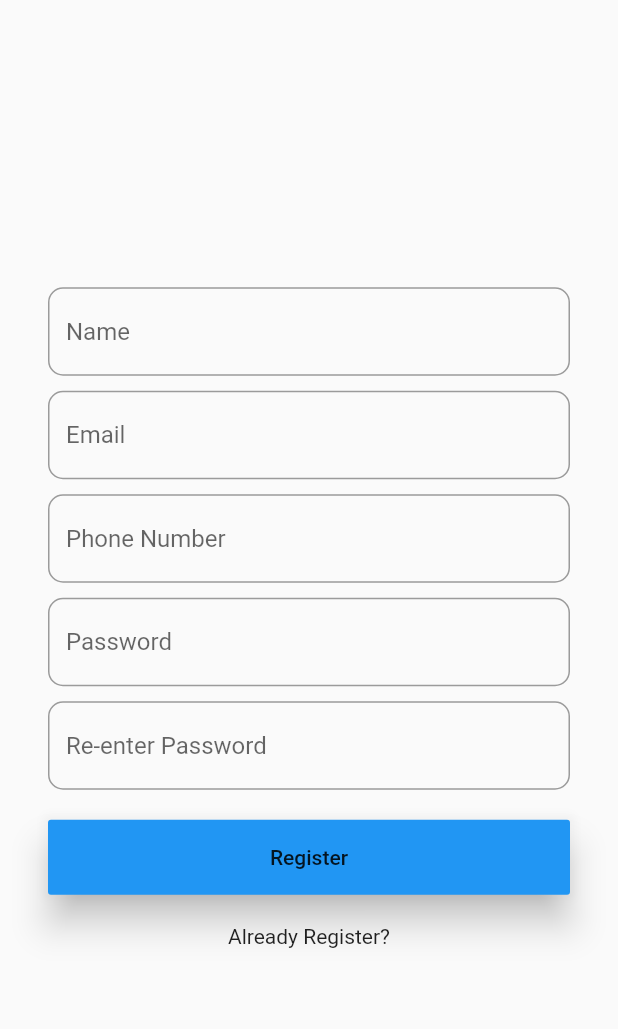
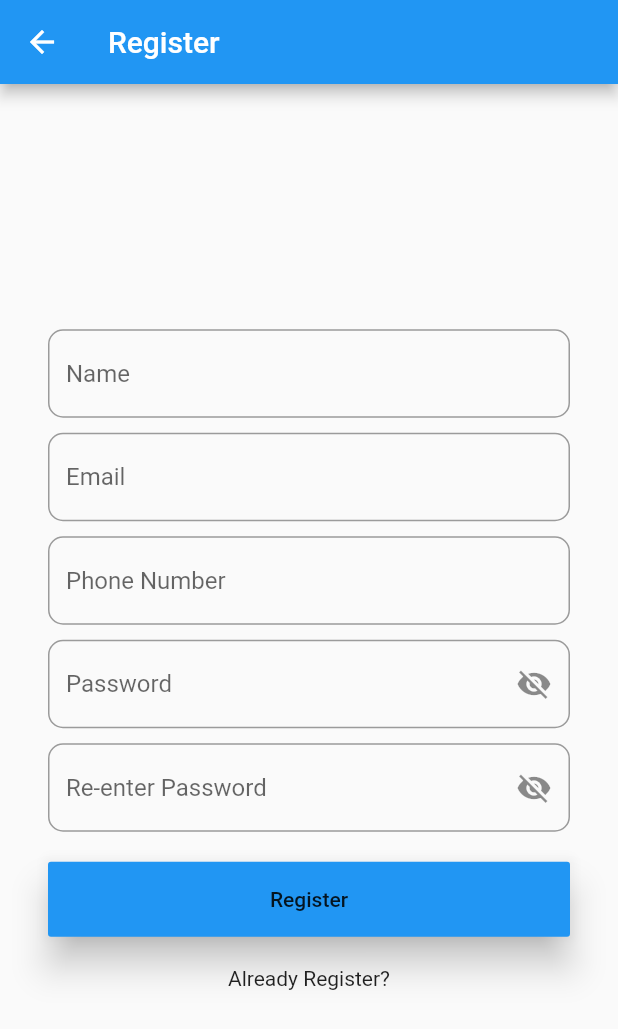
Before and after one commit to PaanAR/MyMemberLink, a Flutter app: the screen it shows after launch, after a tap on "Create New Account?", on a phone screen of 412 x 824 dp. Shown: the top 1029 px of the screen. Run offline on Flutter 3.47's test engine with Material 2 defaults, Android fonts, the phone set to English and light mode, and no system bars; our stand-ins replace shared_preferences.

Commit message:
Login Page part 13 and register part 1 'tambah user view for both login and register'

```diff
--- /dev/null
+++ b/lib/myconfig.dart
@@ -0,0 +1,3 @@
+class MyConfig {
+  static const String servername = "http://10.19.5.209";
+}
--- a/lib/views/login_screen.dart
+++ b/lib/views/login_screen.dart
@@ -1,5 +1,6 @@
 import 'dart:convert'; // Import for JSON encoding and decoding
 import 'package:flutter/material.dart'; // Import Flutter material library for UI components
+import 'package:mymemberlink/myconfig.dart';
 import 'package:mymemberlink/views/register_screen.dart';
 import 'package:shared_preferences/shared_preferences.dart'; // Import for storing data locally
 import 'package:http/http.dart' as http; // Import for handling HTTP requests
@@ -23,7 +24,7 @@ class _LoginScreenState extends State<LoginScreen> {
 
   // Boolean variable to keep track of "Remember me" checkbox state
   bool rememberme = false;
-
+  bool _isPasswordVisible = false;
   @override
   void initState() {
     // Load saved preferences on widget initialization
@@ -63,14 +64,28 @@ class _LoginScreenState extends State<LoginScreen> {
               TextField(
                 controller:
                     passwordController, // Assign the password controller
-                decoration: const InputDecoration(
+                decoration: InputDecoration(
                   // Outline border with rounded corners
                   border: OutlineInputBorder(
                     borderRadius: BorderRadius.all(Radius.circular(10)),
                   ),
-                  hintText: "Password", // Placeholder text for password
+                  hintText: "Password",
+                  suffixIcon: GestureDetector(
+                    onTap: () {
+                      setState(() {
+                        _isPasswordVisible = !_isPasswordVisible;
+                      });
+                    },
+                    child: Icon(
+                      _isPasswordVisible
+                          ? Icons.visibility
+                          : Icons.visibility_off,
+                    ),
+                  ),
+                  // Placeholder text for password
                 ),
-                obscureText: true, // Hide text input for password
+                obscureText:
+                    !_isPasswordVisible, // Hide text input for password
               ),
 
               // Row widget to place "Remember me" text and checkbox horizontally
@@ -169,7 +184,8 @@ class _LoginScreenState extends State<LoginScreen> {
       return; // Exit the function if fields are empty
     }
     // Send HTTP POST request to login API
-    http.post(Uri.parse("http://10.19.5.209/mymemberlink/api/login_user.php"),
+    http.post(
+        Uri.parse("${MyConfig.servername}/mymemberlink/api/login_user.php"),
         body: {"email": email, "password": password}).then((response) {
       print("masuk");
       print(response.statusCode);
--- a/lib/views/register_screen.dart
+++ b/lib/views/register_screen.dart
@@ -1,9 +1,8 @@
 import 'dart:convert';
 import 'package:flutter/material.dart';
+import 'package:mymemberlink/myconfig.dart';
 import 'package:mymemberlink/views/login_screen.dart';
-import 'package:shared_preferences/shared_preferences.dart'; // Import for storing data locally
 import 'package:http/http.dart' as http;
-import 'package:flutter/services.dart';
 
 class RegisterScreen extends StatefulWidget {
   const RegisterScreen({super.key});
@@ -13,108 +12,124 @@ class RegisterScreen extends StatefulWidget {
 }
 
 class _RegisterScreenState extends State<RegisterScreen> {
-  // Controller for the email input field
+  // Controllers for the input fields
   TextEditingController nameController = TextEditingController();
   TextEditingController emailController = TextEditingController();
   TextEditingController phoneNumController = TextEditingController();
-  // Controller for the password input field
   TextEditingController passwordController = TextEditingController();
   TextEditingController password2Controller = TextEditingController();
+  final _formKey = GlobalKey<FormState>();
+
+  bool _isPasswordVisible = false; // Visibility state for password 1
+  bool _isPassword2Visible = false; // Visibility state for password 2
 
   @override
   Widget build(BuildContext context) {
     return Scaffold(
-      // Center the content within the Scaffold
+      appBar: AppBar(title: const Text("Register")),
       body: Center(
-        // Add padding around the content
         child: Padding(
           padding: const EdgeInsets.all(32.0),
-          // Create a column layout for the child widgets
+          child: Form(
+            key: _formKey,
             child: Column(
               mainAxisAlignment: MainAxisAlignment.center,
               children: [
-              // Text field for email input
                 TextField(
-                controller: nameController, // Assign the email controller
-                keyboardType: TextInputType.text, // Set keyboard type for email
+                  controller: nameController,
+                  keyboardType: TextInputType.text,
                   decoration: const InputDecoration(
-                  // Outline border with rounded corners
                     border: OutlineInputBorder(
                       borderRadius: BorderRadius.all(Radius.circular(10)),
                     ),
-                  hintText: "Name", // Placeholder text for email
+                    hintText: "Name",
                   ),
                 ),
                 const SizedBox(height: 10),
                 TextField(
-                controller: emailController, // Assign the email controller
-                keyboardType:
-                    TextInputType.emailAddress, // Set keyboard type for email
+                  controller: emailController,
+                  keyboardType: TextInputType.emailAddress,
                   decoration: const InputDecoration(
-                  // Outline border with rounded corners
                     border: OutlineInputBorder(
                       borderRadius: BorderRadius.all(Radius.circular(10)),
                     ),
-                  hintText: "Email", // Placeholder text for email
-                ),
-              ),
-              const SizedBox(height: 10), // SizedBox widget to create spacing
-              // Text field for password input
-              TextField(
-                controller: phoneNumController, // Assign the email controller
-                keyboardType:
-                    TextInputType.phone, // Set keyboard type for email
-                decoration: const InputDecoration(
-                  // Outline border with rounded corners
-                  border: OutlineInputBorder(
-                    borderRadius: BorderRadius.all(Radius.circular(10)),
-                  ),
-                  hintText: "Phone Number", // Placeholder text for email
+                    hintText: "Email",
                   ),
                 ),
                 const SizedBox(height: 10),
                 TextField(
-                controller:
-                    passwordController, // Assign the password controller
+                  controller: phoneNumController,
+                  keyboardType: TextInputType.phone,
                   decoration: const InputDecoration(
-                  // Outline border with rounded corners
                     border: OutlineInputBorder(
                       borderRadius: BorderRadius.all(Radius.circular(10)),
                     ),
-                  hintText: "Password", // Placeholder text for password
+                    hintText: "Phone Number",
                   ),
-                obscureText: true,
-                // Hide text input for password
+                ),
+                const SizedBox(height: 10),
+
+                // Password field with eye icon toggle
+                TextField(
+                  controller: passwordController,
+                  decoration: InputDecoration(
+                    border: const OutlineInputBorder(
+                      borderRadius: BorderRadius.all(Radius.circular(10)),
+                    ),
+                    hintText: "Password",
+                    suffixIcon: GestureDetector(
+                      onTap: () {
+                        setState(() {
+                          _isPasswordVisible = !_isPasswordVisible;
+                        });
+                      },
+                      child: Icon(
+                        _isPasswordVisible
+                            ? Icons.visibility
+                            : Icons.visibility_off,
+                      ),
+                    ),
+                  ),
+                  obscureText: !_isPasswordVisible,
                 ),
 
                 const SizedBox(height: 10),
+
+                // Confirm Password field with eye icon toggle
                 TextField(
-                controller:
-                    password2Controller, // Assign the password controller
-                decoration: const InputDecoration(
-                  // Outline border with rounded corners
-                  border: OutlineInputBorder(
+                  controller: password2Controller,
+                  decoration: InputDecoration(
+                    border: const OutlineInputBorder(
                       borderRadius: BorderRadius.all(Radius.circular(10)),
                     ),
-                  hintText:
-                      "Re-enter Password", // Placeholder text for password
+                    hintText: "Re-enter Password",
+                    suffixIcon: GestureDetector(
+                      onTap: () {
+                        setState(() {
+                          _isPassword2Visible = !_isPassword2Visible;
+                        });
+                      },
+                      child: Icon(
+                        _isPassword2Visible
+                            ? Icons.visibility
+                            : Icons.visibility_off,
                       ),
-                obscureText: true,
                     ),
+                  ),
+                  obscureText: !_isPassword2Visible,
+                ),
+
                 const SizedBox(height: 20),
 
-              // Row widget to place "Remember me" text and checkbox horizontally
+                MaterialButton(
+                  elevation: 10,
+                  onPressed: _registerUserDialog,
+                  minWidth: 400,
+                  height: 50,
+                  color: Colors.blue,
+                  child: const Text("Register"),
+                ),
 
-              // Button to trigger the login function
-              MaterialButton(
-                elevation: 10, // Button elevation for shadow effect
-                onPressed:
-                    onRegisterDialog, // Login function called when pressed
-                minWidth: 400, // Set minimum width for button
-                height: 50, // Set height for button
-                color: Colors.blue, // Button color
-                child: const Text("Register"), // Button label text
-              ),
                 const SizedBox(height: 20),
                 GestureDetector(
                   onTap: () {
@@ -123,10 +138,10 @@ class _RegisterScreenState extends State<RegisterScreen> {
                         MaterialPageRoute(
                             builder: (context) => const LoginScreen()));
                   },
-                child: const Text(
-                    "Already Register?"), // Text to indicate forgot password option
+                  child: const Text("Already Register?"),
                 ),
               ],
+            ),
           ),
         ),
       ),
@@ -138,102 +153,85 @@ class _RegisterScreenState extends State<RegisterScreen> {
     RegExp regex = RegExp(pattern);
     if (value.isEmpty) {
       return 'Please enter password';
-    } else {
-      if (!regex.hasMatch(value)) {
+    } else if (!regex.hasMatch(value)) {
       return 'Enter valid password';
     } else {
       return null;
     }
   }
+
+  void _registerUserDialog() {
+    String pass1 = passwordController.text;
+    String pass2 = password2Controller.text;
+
+    // Check if passwords match
+    if (pass1 != pass2) {
+      ScaffoldMessenger.of(context).showSnackBar(const SnackBar(
+        content: Text("Passwords do not match!"),
+        backgroundColor: Colors.red,
+        duration: Duration(seconds: 1),
+      ));
+      return;
     }
 
-  void onRegisterDialog() {
-    // Retrieve the text from email and password controllers
-    String email = emailController.text;
-    String password = passwordController.text;
+    if (!_formKey.currentState!.validate()) {
+      return;
+    }
 
-    // Check if either email or password is empty
-    if (email.isEmpty || password.isEmpty) {
-      // Show a SnackBar message if email or password is missing
-      ScaffoldMessenger.of(context).showSnackBar(
-        const SnackBar(content: Text("Please enter email and password")),
-      );
-      return; // Exit the function if fields are empty
-    }
     showDialog(
       context: context,
       builder: (BuildContext context) {
         return AlertDialog(
           shape: const RoundedRectangleBorder(
               borderRadius: BorderRadius.all(Radius.circular(20.0))),
-          title: const Text(
-            "Register new account?",
-            style: TextStyle(),
-          ),
+          title: const Text("Register new account?", style: TextStyle()),
           content: const Text("Are you sure?", style: TextStyle()),
           actions: <Widget>[
             TextButton(
-              child: const Text(
-                "Yes",
-                style: TextStyle(),
-              ),
+              child: const Text("Yes", style: TextStyle()),
               onPressed: () {
-                userRegistration();
                 Navigator.of(context).pop();
+                _registerUser();
               },
             ),
             TextButton(
-              child: const Text(
-                "No",
-                style: TextStyle(),
-              ),
+              child: const Text("No", style: TextStyle()),
               onPressed: () {
                 Navigator.of(context).pop();
-                // ScaffoldMessenger.of(context).showSnackBar(const SnackBar(
-                //   content: Text("Registration Canceled"),
-                //   backgroundColor: Colors.red,
-                // ));
               },
             ),
           ],
         );
       },
     );
-    // Send HTTP POST request to login API
   }
 
-  void userRegistration() {
-    // Retrieve the text from email and password controllers
+  void _registerUser() {
+    String name = nameController.text;
     String email = emailController.text;
+    String phoneNum = phoneNumController.text;
     String password = passwordController.text;
 
-    // Check if either email or password is empty
-    if (email.isEmpty || password.isEmpty) {
-      // Show a SnackBar message if email or password is missing
-      ScaffoldMessenger.of(context).showSnackBar(
-        const SnackBar(content: Text("Please enter email and password")),
-      );
-      return; // Exit the function if fields are empty
-    }
-    // Send HTTP POST request to login API
-    http.post(Uri.parse("http://10.19.5.209/mymemberlink/api/login_user.php"),
-        body: {"email": email, "password": password}).then((response) {
-      print("masuk");
-      print(response.statusCode);
-      print(response.body);
+    http.post(
+        Uri.parse("${MyConfig.servername}/mymemberlink/api/register_user.php"),
+        body: {
+          "name": name,
+          "email": email,
+          "phoneNum": phoneNum,
+          "password": password
+        }).then((response) {
       if (response.statusCode == 200) {
         var data = jsonDecode(response.body);
         if (data['status'] == "success") {
-          // User user = User.fromJson(data['data']);
           ScaffoldMessenger.of(context).showSnackBar(const SnackBar(
-            content: Text("Login Success"),
-            backgroundColor: Color.fromARGB(255, 12, 12, 12),
+            content: Text("Registration Success"),
+            backgroundColor: Colors.green,
           ));
-          //Navigator.push(context,
-          //  MaterialPageRoute(builder: (content) => const MainScreen()));
+          Navigator.push(context,
+              MaterialPageRoute(builder: (content) => const LoginScreen()));
         } else {
           ScaffoldMessenger.of(context).showSnackBar(const SnackBar(
-            content: Text("Login Failed"),
+            content: Text("Registration Failed"),
             backgroundColor: Colors.red,
           ));
         }
```
Lines whose indentation alone changed are shown as unchanged.
